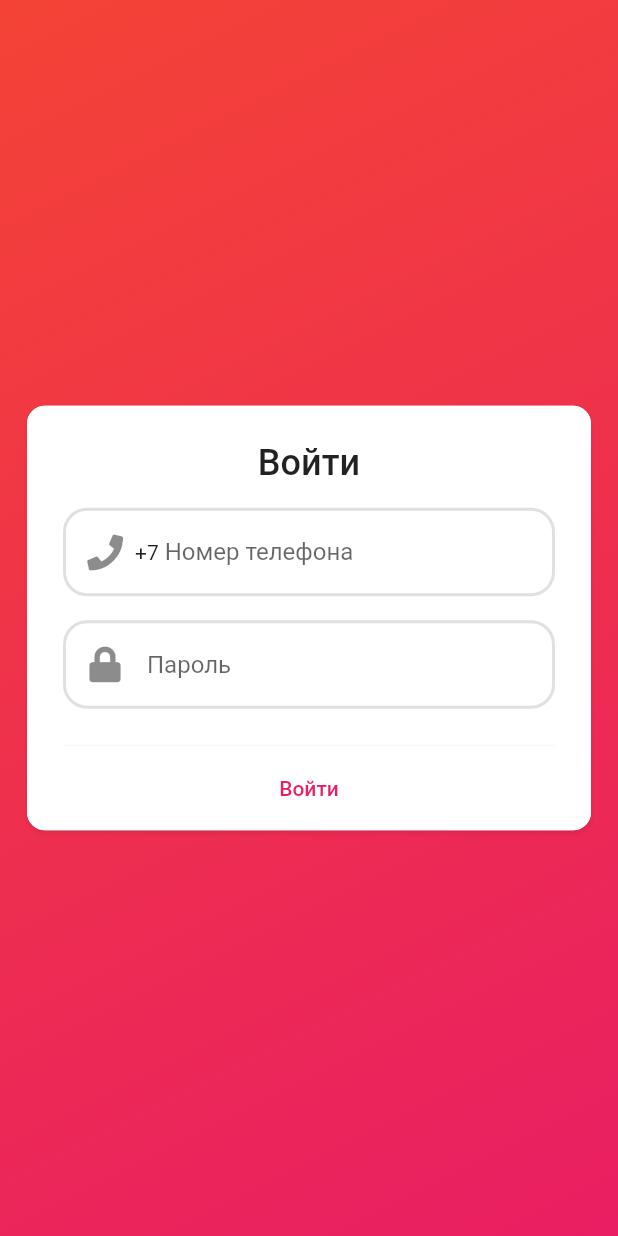
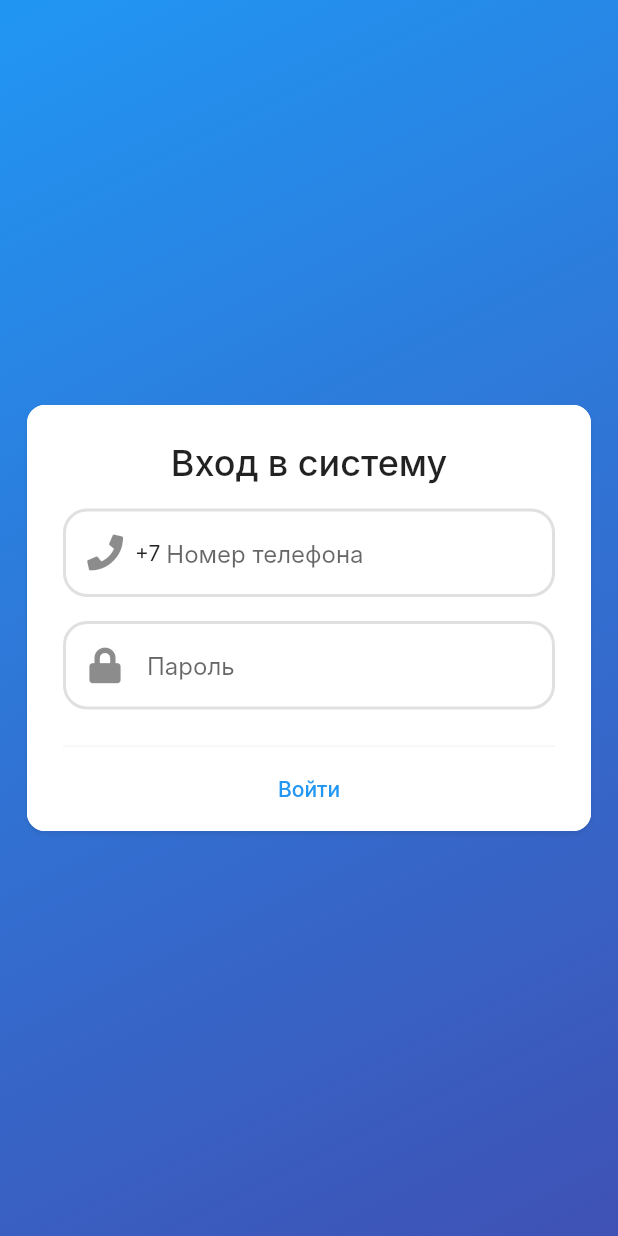
Before and after one commit to kekland/health-app, a Flutter app: the screen it shows after launch, on a phone screen of 412 x 824 dp. Run offline on Flutter 3.47's test engine with Material 2 defaults, Android fonts, the phone set to English and light mode, and no system bars; our stand-ins replace font_awesome_flutter; missing offline and left inert: swipedetector; Roboto replaces fonts that are missing (Inter); statements that could not run were skipped.

Commit message:
added some more stuff

```diff
--- a/lib/main.dart
+++ b/lib/main.dart
@@ -1,5 +1,6 @@
 import 'package:flutter/material.dart';
 import 'package:health_app/pages/login_page.dart';
+import 'package:health_app/pages/main_page.dart';
 
 void main() => runApp(MyApp());
 
@@ -8,19 +9,16 @@ class MyApp extends StatelessWidget {
   @override
   Widget build(BuildContext context) {
     return MaterialApp(
-      title: 'Flutter Demo',
+      debugShowCheckedModeBanner: false,
+      title: 'Salut - здоровье',
       theme: ThemeData(
-        // This is the theme of your application.
-        //
-        // Try running your application with "flutter run". You'll see the
-        // application has a blue toolbar. Then, without quitting the app, try
-        // changing the primarySwatch below to Colors.green and then invoke
-        // "hot reload" (press "r" in the console where you ran "flutter run",
-        // or simply save your changes to "hot reload" in a Flutter IDE).
-        // Notice that the counter didn't reset back to zero; the application
-        // is not restarted.
         primarySwatch: Colors.blue,
+        fontFamily: 'Inter',
       ),
+      routes: {
+        "/login": (context) => LoginPage(),
+        "/main": (context) => MainPage(),
+      },
       home: LoginPage(),
     );
   }
--- a/lib/pages/login_page.dart
+++ b/lib/pages/login_page.dart
@@ -20,7 +20,7 @@ class _LoginPageState extends State<LoginPage> {
           Container(
             decoration: BoxDecoration(
               gradient: LinearGradient(
-                colors: [Colors.red, Colors.pink],
+                colors: [Colors.blue, Colors.indigo],
                 begin: Alignment.topLeft,
                 end: Alignment.bottomRight,
               ),
@@ -37,17 +37,17 @@ class _LoginPageState extends State<LoginPage> {
                       height: 56.0,
                       child: FlatButton(
                         child: Text("Войти"),
-                        onPressed: () {},
-                        textColor: Colors.pink,
+                        onPressed: () => Navigator.pushNamed(context, "/main"),
+                        textColor: Colors.blue,
                         shape: RoundedRectangleBorder(
-                            borderRadius: BorderRadius.circular(12.0)),
+                            borderRadius: BorderRadius.vertical(top: Radius.zero, bottom: Radius.circular(12.0))),
                       ),
                     ),
                   ],
                   body: Column(
                     children: [
                       Text(
-                        'Войти',
+                        'Вход в систему',
                         style: TextStyle(
                             fontSize: 24.0, fontWeight: FontWeight.w500),
                       ),
```
Also changed, not shown: lib/model/record_model.dart (added, +53 -0 lines), lib/pages/main_page.dart (added, +30 -0 lines), lib/widgets/record_widget.dart (added, +10 -0 lines).
